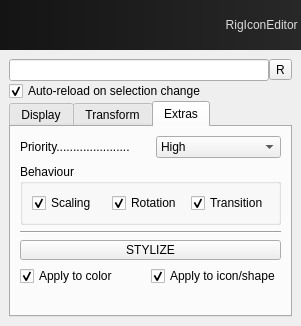
This is rigicon/layout/ui/editor.ui in csaez/rigicon as Qt 5 draws it before an edit. The edited form follows.
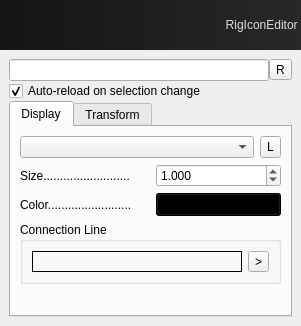
This is the edited form. The open tabs and pages were chosen to show the change.

Commit message: shape and color implemented

What changed in the file:
```diff
--- a/rigicon/layout/ui/editor.ui
+++ b/rigicon/layout/ui/editor.ui
@@ -525,215 +525,6 @@
          </item>
         </layout>
        </widget>
-       <widget class="QWidget" name="extras_tab">
-        <attribute name="title">
-         <string>Extras</string>
-        </attribute>
-        <layout class="QVBoxLayout" name="verticalLayout_6">
-         <item>
-          <layout class="QVBoxLayout" name="verticalLayout_7">
-           <item>
-            <layout class="QFormLayout" name="priority_layout">
-             <property name="fieldGrowthPolicy">
-              <enum>QFormLayout::AllNonFixedFieldsGrow</enum>
-             </property>
-             <item row="0" column="0">
-              <widget class="QLabel" name="priority_label">
-               <property name="sizePolicy">
-                <sizepolicy hsizetype="Minimum" vsizetype="Preferred">
-                 <horstretch>0</horstretch>
-                 <verstretch>0</verstretch>
-                </sizepolicy>
-               </property>
-               <property name="minimumSize">
-                <size>
-                 <width>130</width>
-                 <height>0</height>
-                </size>
-               </property>
-               <property name="text">
-                <string>Priority......................</string>
-               </property>
-              </widget>
-             </item>
-             <item row="0" column="1">
-              <widget class="QComboBox" name="priority_comboBox">
-               <property name="sizePolicy">
-                <sizepolicy hsizetype="Expanding" vsizetype="Fixed">
-                 <horstretch>0</horstretch>
-                 <verstretch>0</verstretch>
-                </sizepolicy>
-               </property>
-               <property name="maximumSize">
-                <size>
-                 <width>16777215</width>
-                 <height>16777215</height>
-                </size>
-               </property>
-               <item>
-                <property name="text">
-                 <string>High</string>
-                </property>
-               </item>
-               <item>
-                <property name="text">
-                 <string>Medium</string>
-                </property>
-               </item>
-               <item>
-                <property name="text">
-                 <string>Low</string>
-                </property>
-               </item>
-              </widget>
-             </item>
-            </layout>
-           </item>
-           <item>
-            <widget class="QGroupBox" name="behaviour_groupBox">
-             <property name="title">
-              <string>Behaviour</string>
-             </property>
-             <property name="checked">
-              <bool>false</bool>
-             </property>
-             <layout class="QHBoxLayout" name="horizontalLayout_6">
-              <item>
-               <widget class="QCheckBox" name="scl_checkBox">
-                <property name="sizePolicy">
-                 <sizepolicy hsizetype="Expanding" vsizetype="Fixed">
-                  <horstretch>0</horstretch>
-                  <verstretch>0</verstretch>
-                 </sizepolicy>
-                </property>
-                <property name="minimumSize">
-                 <size>
-                  <width>0</width>
-                  <height>0</height>
-                 </size>
-                </property>
-                <property name="text">
-                 <string>Scaling</string>
-                </property>
-                <property name="checked">
-                 <bool>true</bool>
-                </property>
-               </widget>
-              </item>
-              <item>
-               <widget class="QCheckBox" name="rot_checkBox">
-                <property name="sizePolicy">
-                 <sizepolicy hsizetype="Expanding" vsizetype="Fixed">
-                  <horstretch>0</horstretch>
-                  <verstretch>0</verstretch>
-                 </sizepolicy>
-                </property>
-                <property name="minimumSize">
-                 <size>
-                  <width>0</width>
-                  <height>0</height>
-                 </size>
-                </property>
-                <property name="text">
-                 <string>Rotation</string>
-                </property>
-                <property name="checked">
-                 <bool>true</bool>
-                </property>
-               </widget>
-              </item>
-              <item>
-               <widget class="QCheckBox" name="pos_checkBox">
-                <property name="sizePolicy">
-                 <sizepolicy hsizetype="Expanding" vsizetype="Fixed">
-                  <horstretch>0</horstretch>
-                  <verstretch>0</verstretch>
-                 </sizepolicy>
-                </property>
-                <property name="minimumSize">
-                 <size>
-                  <width>0</width>
-                  <height>0</height>
-                 </size>
-                </property>
-                <property name="text">
-                 <string>Transition</string>
-                </property>
-                <property name="checked">
-                 <bool>true</bool>
-                </property>
-               </widget>
-              </item>
-             </layout>
-            </widget>
-           </item>
-           <item>
-            <widget class="Line" name="line">
-             <property name="orientation">
-              <enum>Qt::Horizontal</enum>
-             </property>
-            </widget>
-           </item>
-           <item>
-            <widget class="QToolButton" name="stylize_button">
-             <property name="sizePolicy">
-              <sizepolicy hsizetype="Minimum" vsizetype="Minimum">
-               <horstretch>0</horstretch>
-               <verstretch>0</verstretch>
-              </sizepolicy>
-             </property>
-             <property name="minimumSize">
-              <size>
-               <width>20</width>
-               <height>20</height>
-              </size>
-             </property>
-             <property name="text">
-              <string>STYLIZE</string>
-             </property>
-            </widget>
-           </item>
-           <item>
-            <layout class="QHBoxLayout" name="stylize_layout">
-             <item>
-              <widget class="QCheckBox" name="color_checkBox">
-               <property name="text">
-                <string>Apply to color</string>
-               </property>
-               <property name="checked">
-                <bool>true</bool>
-               </property>
-              </widget>
-             </item>
-             <item>
-              <widget class="QCheckBox" name="icon_checkBox">
-               <property name="text">
-                <string>Apply to icon/shape</string>
-               </property>
-               <property name="checked">
-                <bool>true</bool>
-               </property>
-              </widget>
-             </item>
-            </layout>
-           </item>
-          </layout>
-         </item>
-         <item>
-          <spacer name="verticalSpacer_2">
-           <property name="orientation">
-            <enum>Qt::Vertical</enum>
-           </property>
-           <property name="sizeHint" stdset="0">
-            <size>
-             <width>20</width>
-             <height>40</height>
-            </size>
-           </property>
-          </spacer>
-         </item>
-        </layout>
-       </widget>
       </widget>
      </item>
     </layout>
```
Left out of the diff: 26 changed lines with no effect on the pictures. The commit also changes 1 other file.
